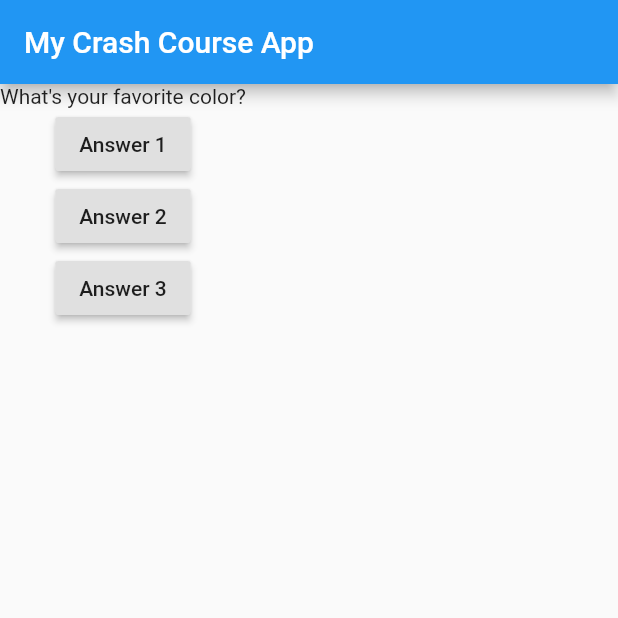
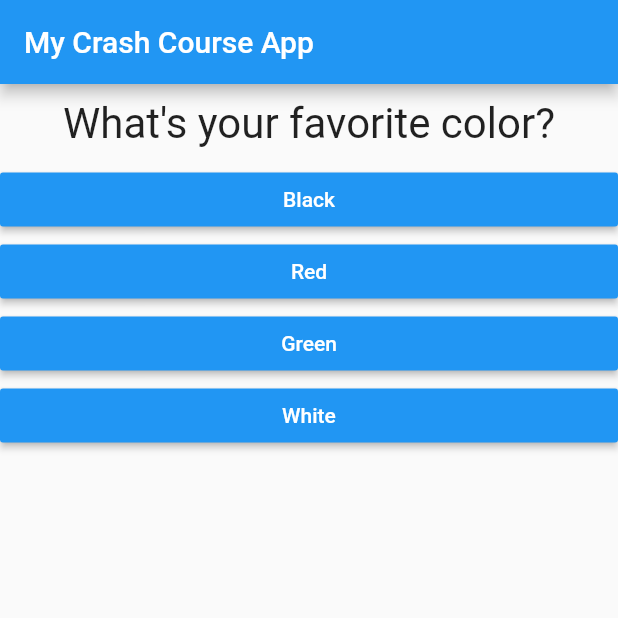
Before and after one commit to WalterYeYint/100-Days-of-Code-Round-2, a Flutter app: the screen it shows after launch, on a phone screen of 412 x 824 dp, the top half of it. Run offline on Flutter 3.47's test engine with Material 2 defaults, Android fonts, the phone set to English and light mode, and no system bars.

Commit message:
Successfully craeted Stateful Widget and changed the question and answer text on clicks.

```diff
--- /dev/null
+++ b/flutter_tuto_1/lib/answer.dart
@@ -0,0 +1,24 @@
+import 'package:flutter/material.dart';
+
+class Answer extends StatelessWidget {
+  final Function selectHandler;   // declaring pointer to a function passed into object
+  final String answerText;
+
+  Answer(this.selectHandler, this.answerText);
+
+  @override
+  Widget build(BuildContext context) {
+    return Container(
+      width: double.infinity,
+      child: RaisedButton(
+        color: Colors.blue,
+        textColor: Colors.white,
+        child: Text(answerText),
+        // notice that there's no RoundBraces at answerQuestion method
+        // with RoundBraces, the method is immediately called; but onPressed expects a Function, not value
+        // so name is given to call everytime user clicks button
+        onPressed: selectHandler,
+      ),
+    );
+  }
+}
--- a/flutter_tuto_1/lib/main.dart
+++ b/flutter_tuto_1/lib/main.dart
@@ -1,4 +1,9 @@
+// All the system libraries here
 import 'package:flutter/material.dart';
+
+// All your own libraries here
+import './question.dart'; // The term ./ means to serach in the same directory
+import './answer.dart';
 
 // void main() {
 //   runApp(MyApp());
@@ -7,13 +12,27 @@ import 'package:flutter/material.dart';
 // The main() usage below can only be used when only one line/ expression is run in it.
 void main() => runApp(MyApp());
 
-class MyApp extends StatelessWidget {
-  var questionIndex = 0;
+class MyApp extends StatefulWidget {
+  @override
+  State<StatefulWidget> createState() {
+    // TODO: implement createState
+    return _MyAppState();
+  }
+}
 
-  void answerQuestion() {
-    questionIndex = questionIndex + 1;
+class _MyAppState extends State<MyApp> {
+  // underscore in front of _MyAppState turns this class into private class
+  // This prevents this class from being used/edited by outside code
+
+  var _questionIndex = 0;
+
+  void _answerQuestion() {
+    setState(() {
+      _questionIndex = _questionIndex + 1;
+    });
+
     print('Answer chosen!');
-    print(questionIndex);
+    print(_questionIndex);
   }
 
   @override // To mark that we are deliberatly overriding the existing
@@ -22,8 +41,20 @@ class MyApp extends StatelessWidget {
   //build is run everytime the screen is rebuilt
   Widget build(BuildContext context) {
     var questions = [
-      'What\'s your favorite color?',
-      'What\'s your favorite animal?',
+      {
+        'questionText': 'What\'s your favorite color?',
+        'answers': ['Black', 'Red', 'Green', 'White'],
+      },
+      {
+        'questionText': 'What\'s your favorite animal?',
+        'answers': ['Rabbit', 'Snake', 'Elephant', 'Lion'],
+      },
+      {
+        'questionText': 'What\'s your favorite instructor?',
+        'answers': ['Jack', 'Sam', 'Guy', 'Eep'],
+      },
+      // The curl braces above is called Map data structure
+      // similar to dictionary from python
     ];
     return MaterialApp(
       home: Scaffold(
@@ -34,30 +65,18 @@ class MyApp extends StatelessWidget {
           ),
           body: Column(
             children: [
-              Text(
-                questions[questionIndex],
+              Question(
+                questions[_questionIndex]['questionText'],
               ),
-              RaisedButton(
-                child: Text('Answer 1'),
-                // notice that there's no RoundBraces at answerQuestion method
-                // with RoundBraces, the method is immediately called; but onPressed expects a Function, not value
-                // so name is given to call everytime user clicks button
-                onPressed: answerQuestion,
-              ),
-              RaisedButton(
-                child: Text('Answer 2'),
-                onPressed: () => print(
-                    'Answer 2 chosen!'), // Use this way for single function line
-              ),
-              RaisedButton(
-                child: Text('Answer 3'),
-                onPressed: () {
-                  // Use this way for longer function body
-                  print('Answer 3 chosen!');
-                },
-              ),
+
+              // The ... below is called Spread Operator.
+              // It pulls all values of a list and assign each of them to children:[] list
+              ...(questions[_questionIndex]['answers'] as List<String>).map((answer) {
+                return Answer(_answerQuestion, answer);
+              }).toList()
             ],
-          )),
+          ),
+        ),
     );
   }
 }
--- /dev/null
+++ b/flutter_tuto_1/lib/question.dart
@@ -0,0 +1,22 @@
+import 'package:flutter/material.dart';
+
+class Question extends StatelessWidget {
+  final String questionText;
+  // The term 'final' prevents usr to reassign questionText
+
+  Question(this.questionText);
+
+  @override
+  Widget build(BuildContext context) {
+    return Container(
+      width: double.infinity,
+      // The line above means the container can take as much width as desired
+      margin: EdgeInsets.all(10),
+      child: Text(
+        questionText,
+        style: TextStyle(fontSize: 28),
+        textAlign: TextAlign.center, // The term "TextAlign.center" is an enum.
+      ),
+    );
+  }
+}
```
